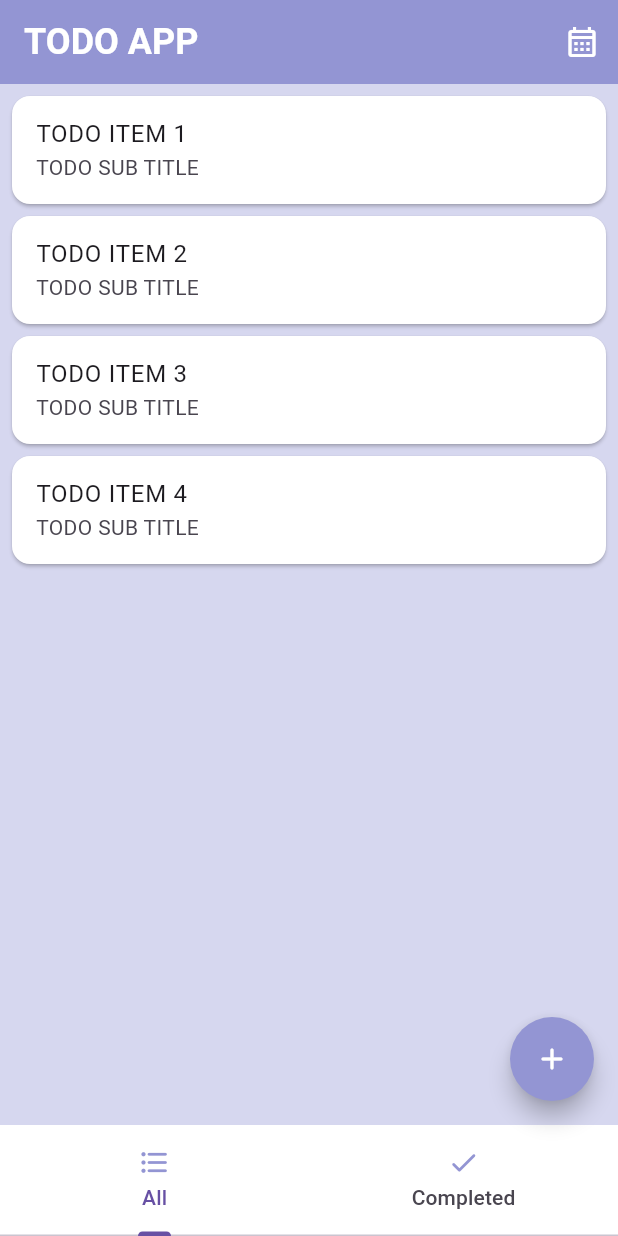
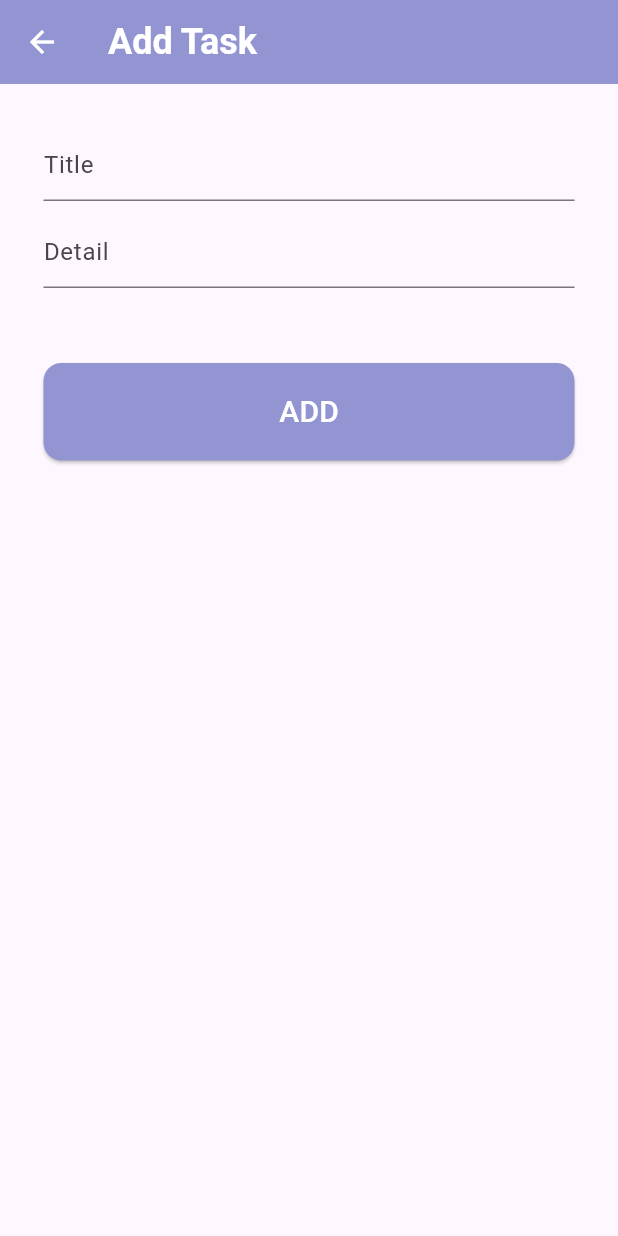
Before and after one commit to Cahidenuryalcin/todoApp, a Flutter app: the screen it shows after launch, after a tap on the "add" icon, on a phone screen of 412 x 824 dp. Run offline on Flutter 3.47's test engine with Material 3 defaults, Android fonts, the phone set to English and light mode, and no system bars; our stand-ins replace google_fonts; missing offline and left inert: dart:ffi; Roboto replaces fonts that are missing (Montserrat).

Commit message:
26.04.24

```diff
--- /dev/null
+++ b/lib/add_task.dart
@@ -0,0 +1,78 @@
+import 'package:flutter/material.dart';
+import 'package:todo_app/app_constanst.dart';
+
+class AddTask extends StatefulWidget {
+  const AddTask({super.key});
+
+  @override
+  State<AddTask> createState() => _AddTaskState();
+}
+
+class _AddTaskState extends State<AddTask> {
+  @override
+  Widget build(BuildContext context) {
+    return Scaffold(
+        appBar: AppBar(
+          iconTheme: const IconThemeData(
+            color: Colors
+                .white, // Sadece bu AppBar için geri dönüş butonu yeşil olacak
+          ),
+          backgroundColor: Sabitler.appbarColor,
+          title: const Text(
+            "Add Task",
+            style: TextStyle(
+              fontFamily: "Montserrat",
+              fontSize: 24,
+              fontWeight: FontWeight.bold,
+              color: Sabitler.appbarTextColor,
+            ),
+          ),
+        ),
+        body: Container(
+          width: 500,
+          padding: const EdgeInsets.only(
+              left: 29, right: 29, top: 30), // Alt çizginin konumu için padding
+
+          child: Form(
+            child: Column(
+              children: [
+                TextFormField(
+                  keyboardType: TextInputType.text,
+                  decoration: const InputDecoration(
+                    hintText: "Title",
+                  ),
+                ),
+                const SizedBox(
+                  height: 10,
+                ),
+                TextFormField(
+                  keyboardType: TextInputType.text,
+                  decoration: const InputDecoration(
+                    hintText: "Detail",
+                  ),
+                ),
+                const SizedBox(
+                    height: 50), // TextFormField ile buton arasındaki boşluk
+
+                SizedBox(
+                  width: double.infinity,
+                  height: 65,
+                  child: ElevatedButton(
+                      style: ElevatedButton.styleFrom(
+                        shape: RoundedRectangleBorder(
+                            borderRadius: BorderRadius.circular(12) // Köşe yarıçapını 30 olarak ayarla
+                            ),
+                        backgroundColor: const Color.fromRGBO(147, 149, 211, 1),
+                      ),
+                      onPressed: () {},
+                      child: const Text(
+                        "ADD",
+                        style: TextStyle(color: Colors.white, fontSize: 20),
+                      )),
+                )
+              ],
+            ),
+          ),
+        ));
+  }
+}
--- /dev/null
+++ b/lib/app_constanst.dart
@@ -0,0 +1,19 @@
+import 'package:flutter/material.dart';
+import 'package:google_fonts/google_fonts.dart';
+
+
+class Sabitler {
+  static const backgroundColor =Color.fromRGBO(214, 215, 239, 1);
+  static const tabbarTextColor = Color.fromRGBO(147, 149, 211, 1);
+  static const tabbarColor = Colors.white;
+  static const appbarColor = Color.fromRGBO(147, 149, 211, 1);
+  static const appbarTextColor = Colors.white;
+  static const calendarIconColor = Colors.white;
+  static const cardColor = Color.fromRGBO(255, 255, 255, 1);
+  static const listTileTitleColor=  Color.fromRGBO(147, 149, 211, 1);
+  static const listTileTrailingIconColor= Color.fromRGBO(179, 183, 238, 1);
+  static const floatingActionButtonColor=  Color.fromRGBO(147, 149, 211, 1);
+  static const floatingActionButtonIconColor=  Colors.white;
+
+
+}
--- a/lib/main.dart
+++ b/lib/main.dart
@@ -1,7 +1,7 @@
 import 'dart:ffi';
-
 import 'package:flutter/material.dart';
 import 'package:flutter/widgets.dart';
+import 'package:todo_app/todo_list.dart';
 
 void main() {
   runApp(const MyApp());
@@ -18,109 +18,3 @@
     );
   }
 }
-
-class AnaSayfa extends StatefulWidget {
-  const AnaSayfa({super.key});
-
-  @override
-  State<AnaSayfa> createState() => _AnaSayfaState();
-}
-
-class _AnaSayfaState extends State<AnaSayfa>
-    with SingleTickerProviderStateMixin {
-  late TabController tabController;
-
-  List<String> todoItems = [
-    "TODO ITEM 1",
-    "TODO ITEM 2",
-    "TODO ITEM 3",
-    "TODO ITEM 4"
-  ]; // Örnek veri listesi
-
-  @override
-  void initState() {
-    // TODO: implement initState
-    super.initState();
-    tabController = TabController(length: 2, vsync: this);
-  }
-
-  @override
-  void dispose() {
-    tabController.dispose();
-    super.dispose();
-  }
-
-  @override
-  Widget build(BuildContext context) {
-    return Scaffold(
-      backgroundColor: Color.fromRGBO(214, 215, 239, 1),
-      bottomNavigationBar: Material(
-        color: Colors.white,
-        child: TabBar(
-          controller: tabController,
-          tabs: [
-            Tab(
-              height: 68,
-              icon: Icon(
-                Icons.format_list_bulleted_rounded,
-                color: Color.fromRGBO(147, 149, 211, 1),
-                size: 22,
-              ),
-              child: Text("All"),
-            ),
-            Tab(
-              icon: Icon(
-                Icons.check_rounded,
-                color: Color.fromRGBO(147, 149, 211, 1),
-                size: 22,
-              ),
-              child: Text("Completed"),
-            ),
-          ],
-        ),
-      ),
-      appBar: AppBar(
-        backgroundColor: Color.fromRGBO(147, 149, 211, 1),
-        title: Text(
-          "TODO APP",
-          style: TextStyle(
-            fontFamily: "Montserrat",
-            fontSize: 24,
-            fontWeight: FontWeight.bold,
-            color: Colors.white,
-          ),
-        ),
-        actions: [
-          IconButton(
-              onPressed: () {},
-              icon: Icon(
-                Icons.calendar_month_outlined,
-                color: Colors.white,
-              ))
-        ],
-      ),
-      body: ListView.builder(
-        padding: EdgeInsets.all(4.0),
-        itemCount: todoItems.length,
-        itemBuilder: (context, index) {
-          return Card(
-            color: Color.fromRGBO(255, 255, 255, 1),
-            child: ListTile(
-              title: Text(todoItems[index]),
-              subtitle: Text("TODO SUB TITLE"),
-            ),
-          );
-        },
-      ),
-      floatingActionButton: FloatingActionButton(
-        shape: CircleBorder(),
-        backgroundColor: Color.fromRGBO(147, 149, 211, 1),
-        onPressed: () {},
-        child: Icon(
-          Icons.add_rounded,
-          color: Colors.white,
-        ),
-      ),
-    );
-  }
-}
--- /dev/null
+++ b/lib/todo_list.dart
@@ -0,0 +1,168 @@
+import 'package:flutter/material.dart';
+import 'package:todo_app/add_task.dart';
+import 'package:todo_app/app_constanst.dart';
+import 'package:todo_app/completed_task.dart';
+import 'package:todo_app/edit_task.dart';
+
+class AnaSayfa extends StatefulWidget {
+  const AnaSayfa({super.key});
+
+  @override
+  State<AnaSayfa> createState() => _AnaSayfaState();
+}
+
+class _AnaSayfaState extends State<AnaSayfa>
+    with SingleTickerProviderStateMixin {
+  late TabController tabController;
+
+  List<String> todoItems = [
+    "TODO ITEM 1",
+    "TODO ITEM 2",
+    "TODO ITEM 3",
+    "TODO ITEM 4"
+  ]; // Örnek veri listesi
+
+  @override
+  void initState() {
+    // TODO: implement initState
+    super.initState();
+    tabController = TabController(length: 2, vsync: this);
+  }
+
+  @override
+  void dispose() {
+    tabController.dispose();
+    super.dispose();
+  }
+
+  @override
+  Widget build(BuildContext context) {
+    return Scaffold(
+      backgroundColor: Sabitler.backgroundColor,
+      bottomNavigationBar: Material(
+        color: Sabitler.tabbarColor,
+        child: TabBar(
+          labelColor: Sabitler.tabbarTextColor,
+          controller: tabController,
+          tabs: [
+            Tab(
+              icon: Icon(
+                Icons.format_list_bulleted_rounded,
+                size: 22,
+              ),
+              child: Text("Completed"),
+            ),
+            InkWell(
+              onTap: () {
+                Navigator.of(context).push(
+                  MaterialPageRoute(
+                      builder: (context) =>
+                          CompletedTask()), // This page will open when the button is pressed
+                );
+              },
+              child: Tab(
+                icon: Icon(
+                  Icons.check_rounded,
+                  size: 22,
+                ),
+                child: Text("Completed"),
+              ),
+            ),
+          ],
+        ),
+      ),
+      appBar: AppBar(
+        backgroundColor: Sabitler.appbarColor,
+        title: const Text(
+          "TODO APP",
+          style: TextStyle(
+            fontFamily: "Montserrat",
+            fontSize: 24,
+            fontWeight: FontWeight.bold,
+            color: Sabitler.appbarTextColor,
+          ),
+        ),
+        actions: [
+          IconButton(
+              onPressed: () {},
+              icon: Icon(
+                Icons.calendar_month_outlined,
+                color: Sabitler.calendarIconColor,
+              ))
+        ],
+      ),
+      body: ListView.builder(
+        padding: EdgeInsets.all(4.0),
+        itemCount: todoItems.length,
+        itemBuilder: (context, index) {
+          return Card(
+            color: Sabitler.cardColor,
+            child: ListTile(
+              title: Text(
+                todoItems[index],
+                style: TextStyle(
+                    color: Sabitler.listTileTitleColor,
+                    fontWeight: FontWeight.bold,
+                    fontSize: 14),
+              ),
+              subtitle: Text(
+                "TODO SUB TITLE",
+                style: TextStyle(
+                  fontWeight: FontWeight.bold,
+                  fontSize: 11,
+                ),
+              ),
+              trailing: Container(
+                width: 96, // Adjust the width as needed
+                child: Row(
+                  mainAxisAlignment: MainAxisAlignment.spaceBetween,
+                  children: [
+                    InkWell(
+                      onTap: () {
+                        Navigator.of(context).push(
+                          MaterialPageRoute(
+                              builder: (context) =>
+                                  EditTask()), // This page will open when the button is pressed
+                        );
+                      },
+                      child: Icon(
+                        Icons.mode_edit_outlined,
+                        size: 20,
+                        color: Sabitler.listTileTrailingIconColor,
+                      ),
+                    ),
+                    Icon(
+                      Icons.delete_outline_rounded,
+                      size: 20,
+                      color: Sabitler.listTileTrailingIconColor,
+                    ),
+                    Icon(
+                      Icons.check_circle_outline_rounded,
+                      size: 20,
+                      color: Sabitler.listTileTrailingIconColor,
+                    ),
+                  ],
+                ),
+              ),
+            ),
+          );
+        },
+      ),
+      floatingActionButton: FloatingActionButton(
+        shape: CircleBorder(),
+        backgroundColor: Sabitler.floatingActionButtonColor,
+        onPressed: () {
+          Navigator.of(context).push(
+            MaterialPageRoute(
+                builder: (context) =>
+                    AddTask()), // This page will open when the button is pressed
+          );
+        },
+        child: Icon(
+          Icons.add_rounded,
+          color: Sabitler.floatingActionButtonIconColor,
+        ),
+      ),
+    );
+  }
+}
--- a/pubspec.yaml
+++ b/pubspec.yaml
@@ -35,6 +35,7 @@ dependencies:
   # The following adds the Cupertino Icons font to your application.
   # Use with the CupertinoIcons class for iOS style icons.
   cupertino_icons: ^1.0.6
+  google_fonts: ^6.2.1
 
 dev_dependencies:
   flutter_test:
```
Also changed, not shown: lib/completed_task.dart (added, +33 -0 lines), lib/edit_task.dart (added, +108 -0 lines), pubspec.lock, 1 other file.
